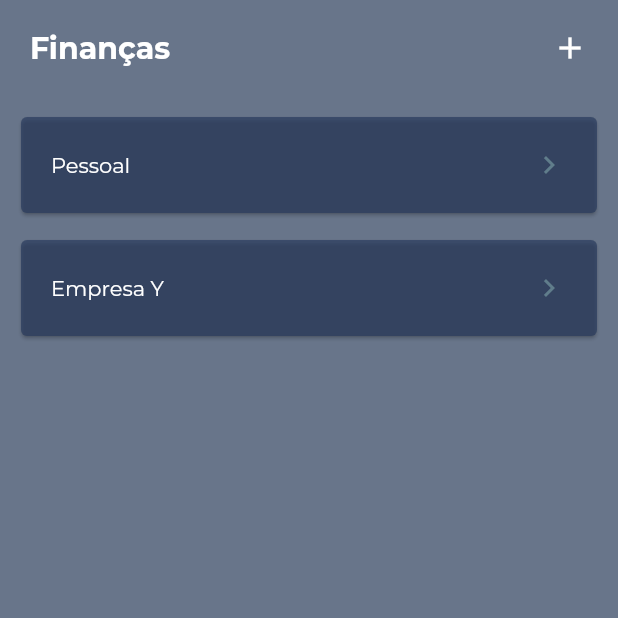
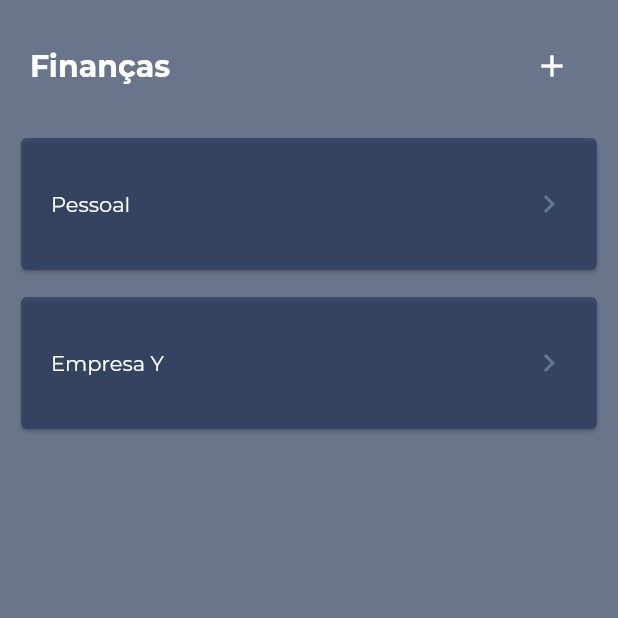
Before and after one commit to vpinheiro38/finances-app, a Flutter app: the screen it shows after launch, on a phone screen of 412 x 824 dp, the top half of it. Run offline on Flutter 3.47's test engine with Material 2 defaults, Android fonts, the phone set to English and light mode, and no system bars; our stand-ins replace get_it.

Commit message:
Update Groups page
- Implements MVP pattern;
- Adds animation to groups list;
- Adds initial database files;

```diff
--- a/lib/app.dart
+++ b/lib/app.dart
@@ -6,7 +6,15 @@ class Application extends StatelessWidget {
 
   @override
   Widget build(BuildContext context) {
-    return MaterialApp(
+    return GestureDetector(
+      onTap: () {
+        FocusScopeNode currentFocus = FocusScope.of(context);
+
+        if (!currentFocus.hasPrimaryFocus && currentFocus.focusedChild != null) {
+          currentFocus.focusedChild.unfocus();
+        }
+      },
+      child: MaterialApp(
         title: 'Finanças',
         theme: ThemeData(
             primarySwatch: Colors.blue,
@@ -14,6 +22,7 @@ class Application extends StatelessWidget {
             textTheme: TextTheme(headline1: TitleTextStyle, bodyText1: BodyTextStyle)
         ),
         home: Groups(),
+      )
     );
   }
 }
--- a/lib/main.dart
+++ b/lib/main.dart
@@ -1,7 +1,9 @@
+import 'package:finances_app/services.dart';
 import 'package:flutter/material.dart';
 
 import 'app.dart';
 
 void main() {
+  setupServiceLocator();
   runApp(Application());
 }
--- /dev/null
+++ b/lib/model/models/group.dart
@@ -0,0 +1,6 @@
+class Group {
+  final int id;
+  String name;
+
+  Group(this.id, this.name);
+}
--- /dev/null
+++ b/lib/presenters/groups/groups_contract.dart
@@ -0,0 +1,20 @@
+import 'package:finances_app/model/models/group.dart';
+import 'package:finances_app/presenters/groups/groups_state_properties.dart';
+import 'package:finances_app/presenters/view_contract.dart';
+import 'package:finances_app/types.dart';
+import 'package:finances_app/views/groups/groups.dart';
+import 'package:flutter/material.dart';
+
+abstract class GroupsView implements View<GroupsStateProperties> {
+  void showGroups(List<Group> groupList);
+  void addGroup(Group group);
+  set changedGroupNameCallback(GroupCallback callback);
+  set createGroupCallback(VoidCallback callback);
+}
+
+abstract class GroupsPresenter {
+  //VoidCallback initView(GroupsState state);
+  void fetchAllGroups();
+  void createGroup();
+  void updateGroup(Group group);
+}
--- /dev/null
+++ b/lib/presenters/groups/groups_presenter.dart
@@ -0,0 +1,34 @@
+import 'package:finances_app/model/database_contract.dart';
+import 'package:finances_app/model/models/group.dart';
+import 'package:finances_app/presenters/groups/groups_contract.dart';
+import 'package:finances_app/services.dart';
+import 'package:finances_app/views/groups/groups.dart';
+import 'package:flutter/material.dart';
+
+class GroupsPresenterImpl implements GroupsPresenter {
+  final GroupsView _view;
+  final AppDatabase database = services<AppDatabase>();
+
+  GroupsPresenterImpl(this._view) {
+    _view.changedGroupNameCallback = updateGroup;
+    _view.createGroupCallback = createGroup;
+  }
+
+  @override
+  void updateGroup(Group group) {
+    database.updateGroup(group);
+  }
+
+  @override
+  void createGroup() {
+    //database.createGroup(group);
+    _view.addGroup(Group(2, 'Novo Grupo'));
+  }
+
+  @override
+  void fetchAllGroups() {
+    //database.fetchAllGroups().then((value) => _view.showGroups(value));
+    _view.showGroups([Group(0, "Pessoal"), Group(1, "Empresa Y")]);
+  }
+
+}
--- /dev/null
+++ b/lib/presenters/groups/groups_state_properties.dart
@@ -0,0 +1,5 @@
+import 'package:finances_app/model/models/group.dart';
+
+class GroupsStateProperties {
+  List<Group> groupList = [];
+}
--- /dev/null
+++ b/lib/presenters/view_contract.dart
@@ -0,0 +1,7 @@
+import 'package:flutter/material.dart';
+
+abstract class View<T> {
+  //Widget buildContent();
+
+  set properties(T value);
+}
--- /dev/null
+++ b/lib/services.dart
@@ -0,0 +1,9 @@
+import 'package:finances_app/model/database_contract.dart';
+import 'package:finances_app/model/sqflite.dart';
+import 'package:get_it/get_it.dart';
+
+GetIt services = GetIt.instance;
+
+void setupServiceLocator() {
+  services.registerSingleton<AppDatabase>(SQFLite());
+}
--- /dev/null
+++ b/lib/types.dart
@@ -0,0 +1,3 @@
+import 'package:finances_app/model/models/group.dart';
+
+typedef GroupCallback = void Function(Group);
--- a/lib/views/groups/group_card.dart
+++ b/lib/views/groups/group_card.dart
@@ -1,16 +1,18 @@
+import 'package:finances_app/model/models/group.dart';
 import 'package:finances_app/style.dart';
-import 'package:finances_app/views/groups/groups.dart';
 import 'package:flutter/material.dart';
 
 class GroupCard extends StatelessWidget {
-  final Group _group;
+  final String _groupName;
+  final Function() _onTextFieldUnfocused;
+  final Function(String) _onNameChanged;
 
-  GroupCard(this._group);
+  GroupCard(this._groupName, this._onNameChanged, this._onTextFieldUnfocused);
 
   @override
   Widget build(BuildContext context) {
     return Padding(
-      padding: const EdgeInsets.fromLTRB(10, 10, 10, 0),
+      padding: const EdgeInsets.fromLTRB(10, 0, 10, 10),
       child: Card(
         color: CardColor,
         child: Container(
@@ -18,11 +20,20 @@ class GroupCard extends StatelessWidget {
           child: Row(
             children: [
               Expanded(
-                child: Text(_group.name, style: Theme.of(context).textTheme.bodyText1),
+                child: Focus(
+                  onFocusChange: (focused) {
+                    if (!focused)
+                      _onTextFieldUnfocused();
+                  },
+                  child: TextField(
+                    controller: TextEditingController(text: _groupName),
+                    onChanged: _onNameChanged,
+                    style: Theme.of(context).textTheme.bodyText1,
+                    decoration: InputDecoration(border: InputBorder.none),
+                  ),
+                )
               ),
-              Container(
-                  child: Icon(Icons.chevron_right, color: Colors.blueGrey)
-              )
+              Icon(Icons.chevron_right, color: Colors.blueGrey)
             ],
           )
         )
--- a/lib/views/groups/groups.dart
+++ b/lib/views/groups/groups.dart
@@ -1,18 +1,39 @@
+import 'package:finances_app/model/models/group.dart';
+import 'package:finances_app/presenters/groups/groups_contract.dart';
+import 'package:finances_app/presenters/groups/groups_presenter.dart';
+import 'package:finances_app/presenters/groups/groups_state_properties.dart';
 import 'package:finances_app/style.dart';
+import 'package:finances_app/types.dart';
 import 'package:finances_app/views/groups/group_card.dart';
 import 'package:finances_app/widgets/page_scaffold.dart';
 import 'package:flutter/material.dart';
 
 class Groups extends StatefulWidget {
-  Groups() : super();
+  @override
+  GroupsState createState() => GroupsState();
+}
+
+class GroupsState extends State<Groups> implements GroupsView {
+  final Tween<Offset> _slideOffset = Tween(begin: Offset(0, 1), end: Offset(0, 0));
+  final Tween<double> _slideFade = Tween(begin: 0, end: 1);
+  final GlobalKey<AnimatedListState> _listKey = GlobalKey<AnimatedListState>();
+
+  GroupsPresenter _presenter;
+  GroupsStateProperties _properties;
+  GroupCallback _changedGroupNameCallback;
+  VoidCallback _createGroupCallback;
 
   @override
-  _GroupsState createState() => _GroupsState();
+  void initState() {
+    super.initState();
+
+    _properties = GroupsStateProperties();
+    _presenter = GroupsPresenterImpl(this);
+
+    WidgetsBinding.instance.addPostFrameCallback((timeStamp) {
+      _presenter.fetchAllGroups();
+    });
   }
-
-class _GroupsState extends State<Groups> {
-
-  List<Group> _groupList = [Group("Pessoal"), Group("Empresa Y")];
 
   @override
   Widget build(BuildContext context) {
@@ -26,21 +47,62 @@ class _GroupsState extends State<Groups> {
                   child: Row(
                     children: [
                       Expanded(child: Text("Finanças", style: Theme.of(context).textTheme.headline1)),
-                  Icon(Icons.add, color: TextColor,)
+                      IconButton(icon: Icon(Icons.add, color: TextColor), onPressed: _createGroupCallback)
                     ],
                   )
               ),
-            ..._groupList.map((group) => Row(children: [Expanded(child: GroupCard(group))]))
+              Expanded(
+                child: AnimatedList(
+                    key: _listKey,
+                    initialItemCount: _properties.groupList.length,
+                    itemBuilder: (context, index, animation) {
+                      return SlideTransition(
+                        position: animation.drive(_slideOffset),
+                        child: FadeTransition(
+                          opacity: animation.drive(_slideFade),
+                          child: GroupCard(_properties.groupList[index].name, (newName) => _properties.groupList[index].name = newName, () => _changedGroupNameCallback(_properties.groupList[index])),
+                        ),
+                      );
+                    }
+                ),
+              )
             ],
           ),
         )
 
     );
   }
+
+  @override
+  set properties(GroupsStateProperties value) => _properties = value;
+
+  @override
+  set changedGroupNameCallback(callback) {
+    _changedGroupNameCallback = callback;
   }
 
-class Group {
-  final String name;
+  @override
+  set createGroupCallback(callback) {
+    _createGroupCallback = callback;
+  }
 
-  Group(this.name);
+  @override
+  void showGroups(List<Group> groupList) {
+    Future delay = Future((){});
+    groupList.forEach((group) {
+      delay = delay.then((_) {
+        return Future.delayed(const Duration(milliseconds: 100), () {
+          _properties.groupList.add(group);
+          _listKey.currentState.insertItem(_properties.groupList.length - 1);
+        });
+      });
+    });
   }
+
+  @override
+  void addGroup(Group group) {
+    _properties.groupList.add(group);
+    _listKey.currentState.insertItem(_properties.groupList.length - 1);
+  }
+
+}
--- a/lib/widgets/page_scaffold.dart
+++ b/lib/widgets/page_scaffold.dart
@@ -12,7 +12,7 @@ class PageScaffold extends StatelessWidget {
       backgroundColor: BackgroundColor,
       body: SafeArea(
         child: _child,
-      ),
+      )
     );
   }
 
--- a/pubspec.yaml
+++ b/pubspec.yaml
@@ -25,6 +25,7 @@ dependencies:
     sdk: flutter
   sqflite:
   path:
+  get_it: ^5.0.6
 
 
   # The following adds the Cupertino Icons font to your application.
```
Also changed, not shown: lib/model/database_contract.dart (added, +9 -0 lines), lib/model/sqflite.dart (added, +27 -0 lines), pubspec.lock, 1 other file. Lines whose indentation alone changed are shown as unchanged.
